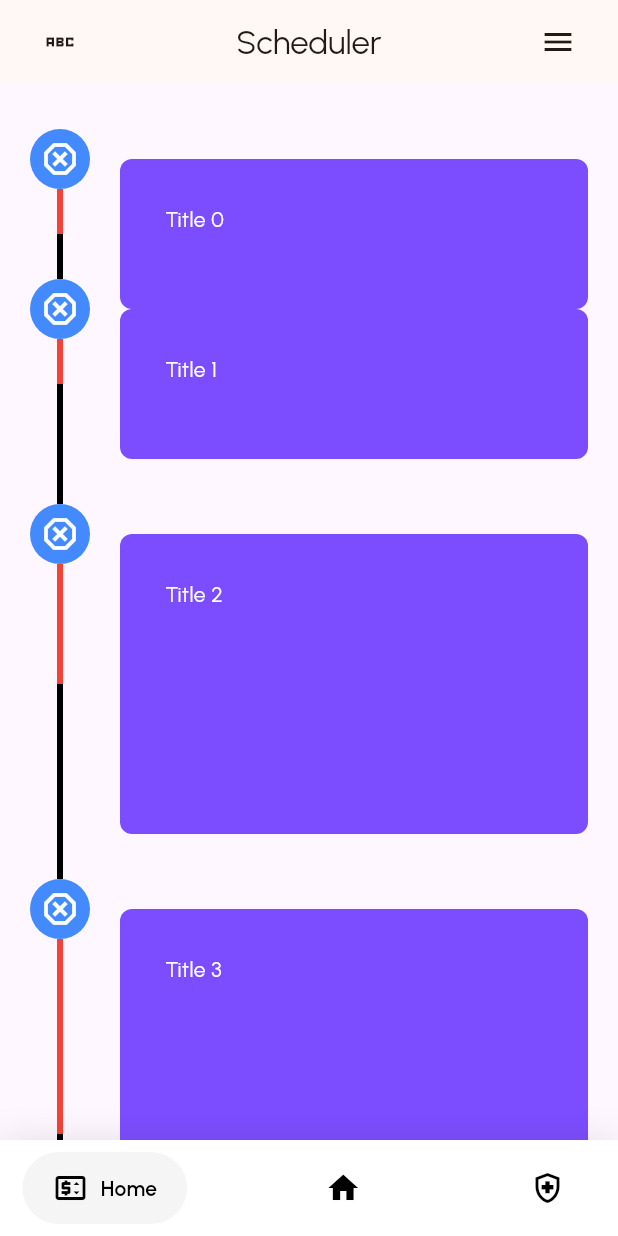
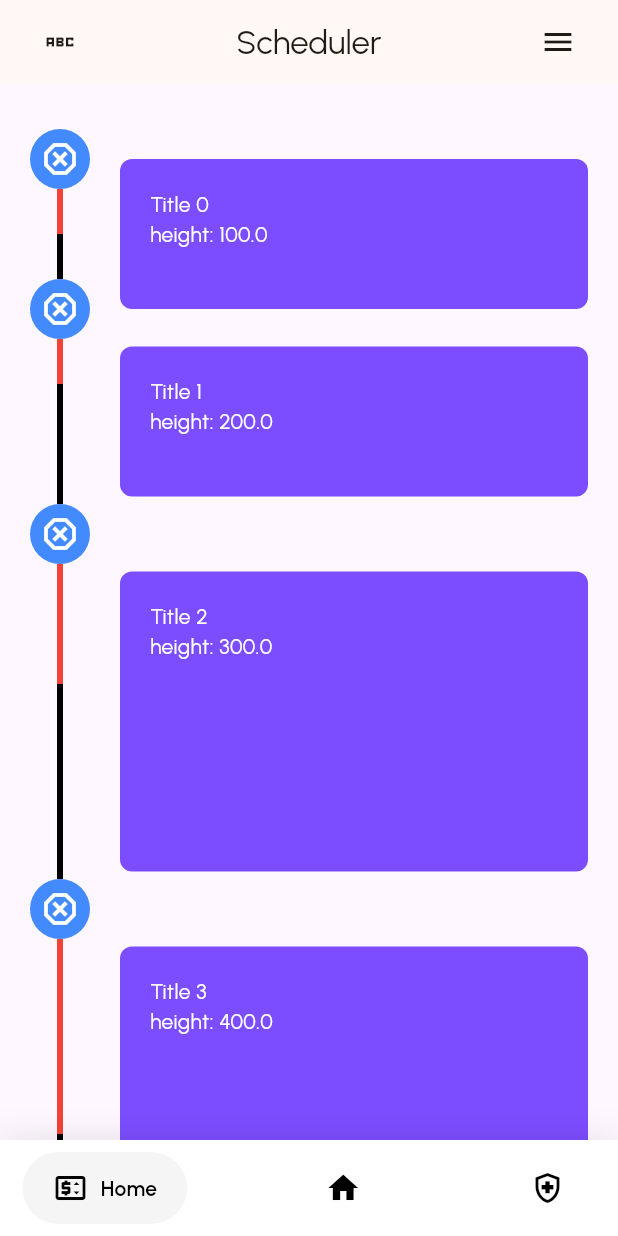
Before and after one commit to siddharth177/timeboxing, a Flutter app: the screen it shows after launch, on a phone screen of 412 x 824 dp. Run offline on Flutter 3.47's test engine with Material 3 defaults, Android fonts, the phone set to English and light mode, and no system bars; drawn by our look-alikes of google_nav_bar, timeline_tile; our stand-ins replace cloud_firestore, firebase_auth, flutter_riverpod, google_fonts, rive and 1 more; missing offline and left inert: dart:ffi; accounts and stored records are empty.

Commit message:
events are in center position now

```diff
--- a/lib/screens/timeline_screen.dart
+++ b/lib/screens/timeline_screen.dart
@@ -33,7 +33,8 @@ class _TimelineScreenState extends State<TimelineScreen> {
           isFirst: i == 0,
           isLast: i == events.length - 1,
           isPast: i < 2,
-          gapHeight: i == 0 ? 100 : i * 100,
+          gapHeightCurrent: i == 0 ? 100 : i * 100,
+          gapHeightNext: (i + 1) * 100,
           tasks: [...taskList],
         ),
       );
--- a/lib/widgets/event_card.dart
+++ b/lib/widgets/event_card.dart
@@ -3,7 +3,8 @@ import 'package:timeboxing/models/task.dart';
 
 class EventCard extends StatefulWidget {
   final List<Task> tasks;
-  const EventCard({super.key, required this.tasks});
+  final double height;
+  const EventCard({super.key, required this.tasks, required this.height});
 
   @override
   State<EventCard> createState() => _EventCardState();
@@ -13,8 +14,9 @@ class _EventCardState extends State<EventCard> {
   @override
   Widget build(BuildContext context) {
     return Container(
+        height: widget.height,
         margin: const EdgeInsets.fromLTRB(20, 0, 20, 0),
-        padding: const EdgeInsets.all(30),
+        padding: const EdgeInsets.all(20),
         decoration: const BoxDecoration(
           color: Colors.deepPurpleAccent,
           // separate radius needed to merge continuous events spreading across different timeslots
@@ -26,7 +28,7 @@ class _EventCardState extends State<EventCard> {
           ),
         ),
         child: Text(
-          widget.tasks[0].taskTitle,
+          "${widget.tasks[0].taskTitle}\nheight: ${widget.height}",
           style: const TextStyle(color: Colors.white),
         ));
   }
--- a/lib/widgets/timeline.dart
+++ b/lib/widgets/timeline.dart
@@ -7,25 +7,27 @@ class Timeline extends StatelessWidget {
   final bool isFirst;
   final bool isLast;
   final bool isPast;
-  final double gapHeight;
+  final double gapHeightCurrent;
+  final double gapHeightNext;
   final List<Task> tasks;
   const Timeline({
     super.key,
     required this.isFirst,
     required this.isLast,
     required this.isPast,
-    required this.gapHeight,
+    required this.gapHeightCurrent,
     required this.tasks,
+    required this.gapHeightNext,
   });
 
   @override
   Widget build(BuildContext context) {
     return SizedBox(
-      height: gapHeight, // keep it variable to change the gap between
+      height: gapHeightCurrent, // keep it variable to change the gap between
       child: TimelineTile(
           isFirst: isFirst,
           isLast: isLast,
-          beforeLineStyle: const LineStyle(color: Colors.black, thickness: 4),
+          beforeLineStyle: const LineStyle(color: Colors.black),
           indicatorStyle: IndicatorStyle(
             width: 40,
             color: Colors.blueAccent,
@@ -34,14 +36,16 @@ class Timeline extends StatelessWidget {
               color: Colors.white,
             ),
           ),
-          afterLineStyle: const LineStyle(
-            color: Colors.red,
-            thickness: 4,
-          ),
-          endChild: Transform.translate(
-            offset: Offset(0, gapHeight / 2),
-            child: EventCard(tasks: tasks),
-          )),
+          afterLineStyle: const LineStyle(color: Colors.red),
+          endChild: isLast
+              ? null
+              : Transform.translate(
+                  offset: Offset(0, (gapHeightNext + gapHeightCurrent) / 4),
+                  child: EventCard(
+                    tasks: tasks,
+                    height: gapHeightNext,
+                  ),
+                )),
     );
   }
 }
```
